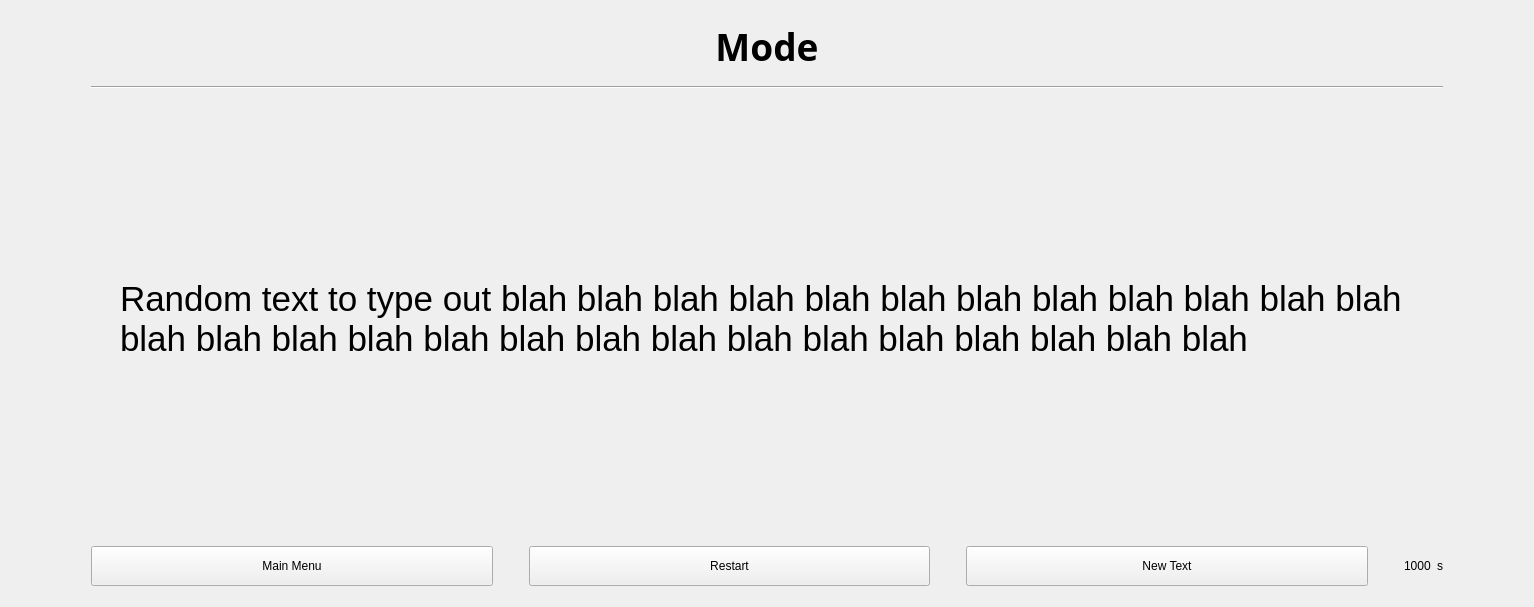
First picture: the form in speed-typer/source_ui/typingWindow.ui, repository Rolv-Apneseth/ps-typer, before the edit.
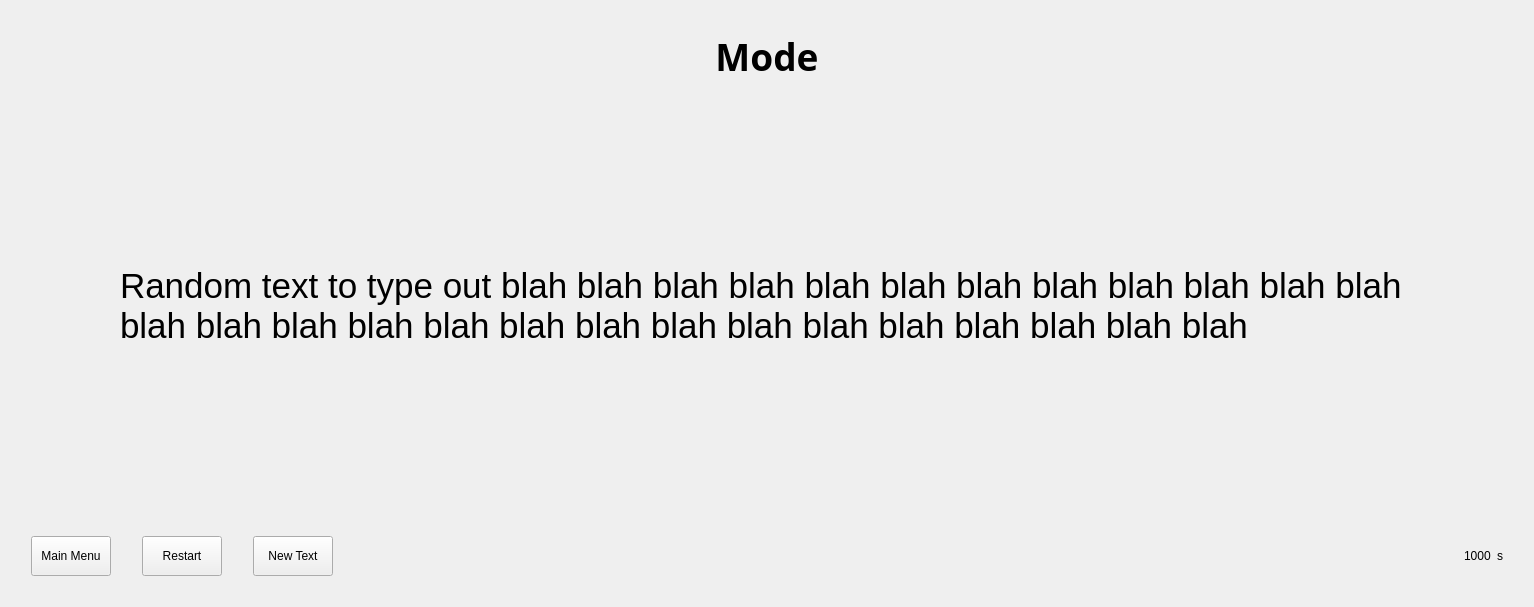
Second picture: the form after the edit.

Commit message: Fixed up typing window ui

```diff
--- a/speed-typer/source_ui/typingWindow.ui
+++ b/speed-typer/source_ui/typingWindow.ui
@@ -25,7 +25,7 @@
      <property name="sizeHint" stdset="0">
       <size>
        <width>20</width>
-       <height>10</height>
+       <height>20</height>
       </size>
      </property>
     </spacer>
@@ -59,7 +59,7 @@
       </font>
      </property>
      <property name="styleSheet">
-      <string notr="true">font-weight: bold; font-size: 28pt;</string>
+      <string notr="true"/>
      </property>
      <property name="text">
       <string>Mode</string>
@@ -69,55 +69,6 @@
      </property>
     </widget>
    </item>
-   <item>
-    <layout class="QHBoxLayout" name="horizontalLayout">
-     <property name="topMargin">
-      <number>0</number>
-     </property>
-     <item>
-      <spacer name="horizontalSpacer_5">
-       <property name="orientation">
-        <enum>Qt::Horizontal</enum>
-       </property>
-       <property name="sizeHint" stdset="0">
-        <size>
-         <width>80</width>
-         <height>20</height>
-        </size>
-       </property>
-      </spacer>
-     </item>
-     <item>
-      <widget class="Line" name="line">
-       <property name="sizePolicy">
-        <sizepolicy hsizetype="Expanding" vsizetype="Fixed">
-         <horstretch>2</horstretch>
-         <verstretch>0</verstretch>
-        </sizepolicy>
-       </property>
-       <property name="styleSheet">
-        <string notr="true"/>
-       </property>
-       <property name="orientation">
-        <enum>Qt::Horizontal</enum>
-       </property>
-      </widget>
-     </item>
-     <item>
-      <spacer name="horizontalSpacer_6">
-       <property name="orientation">
-        <enum>Qt::Horizontal</enum>
-       </property>
-       <property name="sizeHint" stdset="0">
-        <size>
-         <width>80</width>
-         <height>20</height>
-        </size>
-       </property>
-      </spacer>
-     </item>
-    </layout>
-   </item>
    <item>
     <spacer name="verticalSpacer">
      <property name="orientation">
@@ -226,17 +177,17 @@
       <number>0</number>
      </property>
      <item>
-      <spacer name="horizontalSpacer">
+      <spacer name="horizontalSpacer_3">
        <property name="orientation">
         <enum>Qt::Horizontal</enum>
        </property>
        <property name="sizeType">
-        <enum>QSizePolicy::Expanding</enum>
+        <enum>QSizePolicy::Fixed</enum>
        </property>
        <property name="sizeHint" stdset="0">
         <size>
-         <width>80</width>
-         <height>40</height>
+         <width>20</width>
+         <height>20</height>
         </size>
        </property>
       </spacer>
@@ -245,30 +196,45 @@
       <widget class="QPushButton" name="buttonMainMenu">
        <property name="sizePolicy">
         <sizepolicy hsizetype="Preferred" vsizetype="Preferred">
-         <horstretch>1</horstretch>
+         <horstretch>0</horstretch>
          <verstretch>0</verstretch>
         </sizepolicy>
        </property>
+       <property name="minimumSize">
+        <size>
+         <width>0</width>
+         <height>40</height>
+        </size>
+       </property>
+       <property name="cursor">
+        <cursorShape>PointingHandCursor</cursorShape>
+       </property>
        <property name="focusPolicy">
         <enum>Qt::NoFocus</enum>
        </property>
        <property name="text">
         <string>Main Menu</string>
        </property>
+       <property name="autoDefault">
+        <bool>false</bool>
+       </property>
+       <property name="default">
+        <bool>false</bool>
+       </property>
       </widget>
      </item>
      <item>
-      <spacer name="horizontalSpacer_2">
+      <spacer name="horizontalSpacer">
        <property name="orientation">
         <enum>Qt::Horizontal</enum>
        </property>
        <property name="sizeType">
-        <enum>QSizePolicy::Preferred</enum>
+        <enum>QSizePolicy::Fixed</enum>
        </property>
        <property name="sizeHint" stdset="0">
         <size>
-         <width>30</width>
-         <height>40</height>
+         <width>25</width>
+         <height>20</height>
         </size>
        </property>
       </spacer>
@@ -277,7 +243,7 @@
       <widget class="QPushButton" name="buttonRestart">
        <property name="sizePolicy">
         <sizepolicy hsizetype="Preferred" vsizetype="Preferred">
-         <horstretch>1</horstretch>
+         <horstretch>0</horstretch>
          <verstretch>0</verstretch>
         </sizepolicy>
        </property>
@@ -290,17 +256,17 @@
       </widget>
      </item>
      <item>
-      <spacer name="horizontalSpacer_3">
+      <spacer name="horizontalSpacer_2">
        <property name="orientation">
         <enum>Qt::Horizontal</enum>
        </property>
        <property name="sizeType">
-        <enum>QSizePolicy::Preferred</enum>
+        <enum>QSizePolicy::Fixed</enum>
        </property>
        <property name="sizeHint" stdset="0">
         <size>
-         <width>30</width>
-         <height>40</height>
+         <width>25</width>
+         <height>20</height>
         </size>
        </property>
       </spacer>
@@ -309,7 +275,7 @@
       <widget class="QPushButton" name="buttonNewText">
        <property name="sizePolicy">
         <sizepolicy hsizetype="Preferred" vsizetype="Preferred">
-         <horstretch>1</horstretch>
+         <horstretch>0</horstretch>
          <verstretch>0</verstretch>
         </sizepolicy>
        </property>
@@ -322,17 +288,14 @@
       </widget>
      </item>
      <item>
-      <spacer name="horizontalSpacer_4">
+      <spacer name="horizontalSpacer_7">
        <property name="orientation">
         <enum>Qt::Horizontal</enum>
        </property>
-       <property name="sizeType">
-        <enum>QSizePolicy::Preferred</enum>
-       </property>
        <property name="sizeHint" stdset="0">
         <size>
-         <width>30</width>
-         <height>40</height>
+         <width>80</width>
+         <height>20</height>
         </size>
        </property>
       </spacer>
@@ -352,13 +315,16 @@
       </widget>
      </item>
      <item>
-      <spacer name="horizontalSpacer_7">
+      <spacer name="horizontalSpacer_4">
        <property name="orientation">
         <enum>Qt::Horizontal</enum>
        </property>
+       <property name="sizeType">
+        <enum>QSizePolicy::Fixed</enum>
+       </property>
        <property name="sizeHint" stdset="0">
         <size>
-         <width>80</width>
+         <width>20</width>
          <height>20</height>
         </size>
        </property>
@@ -377,7 +343,7 @@
      <property name="sizeHint" stdset="0">
       <size>
        <width>20</width>
-       <height>10</height>
+       <height>20</height>
       </size>
      </property>
     </spacer>
```
Left out of the diff: 6 changed lines with no effect on the pictures. The commit also changes 2 other files.
